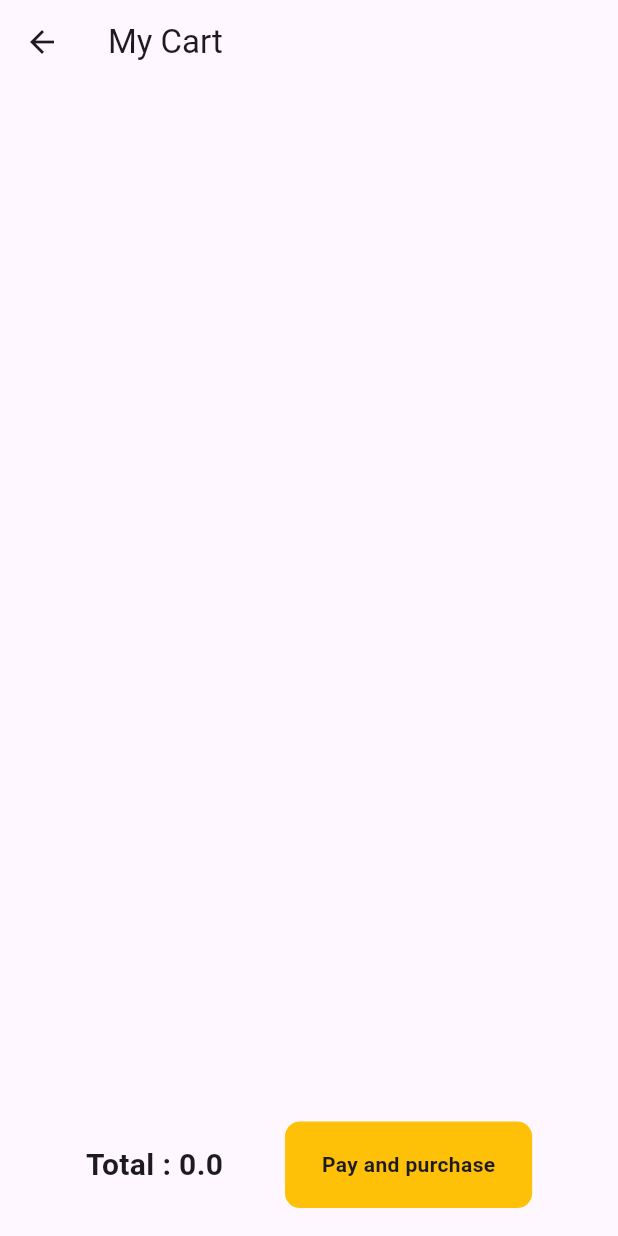
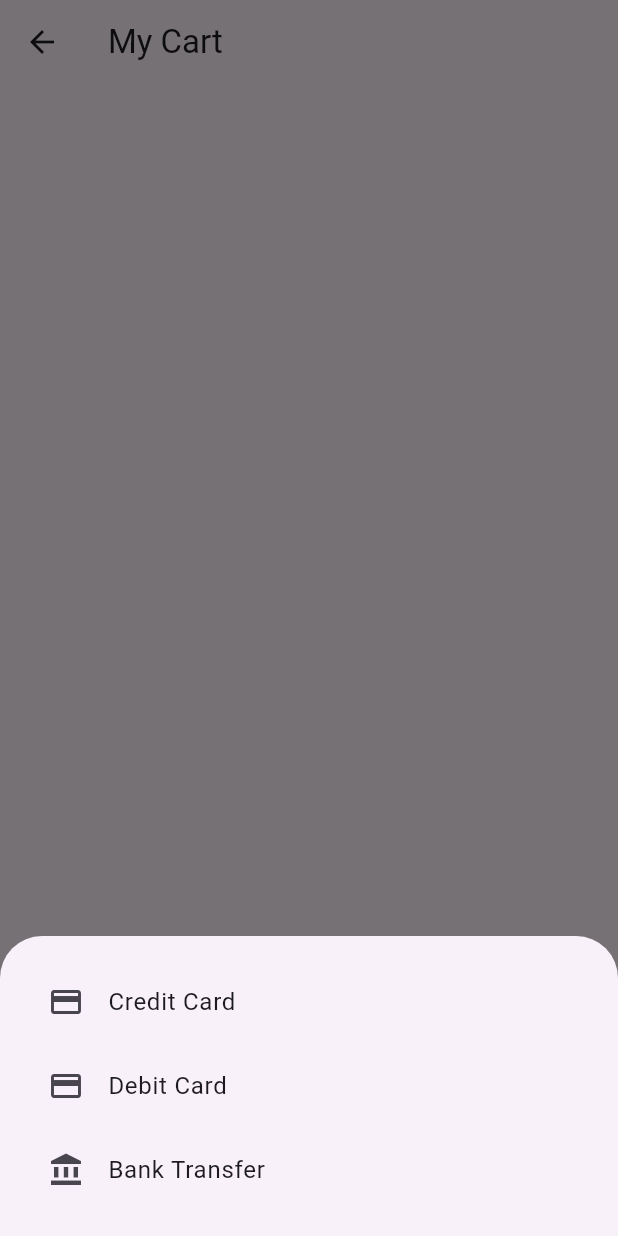
Before and after one commit to Rabinmhd/machine_test28-11-2023, a Flutter app: the CartPage screen opened directly, after a tap on "Pay and purchase", on a phone screen of 412 x 824 dp. Run offline on Flutter 3.47's test engine with Material 2 defaults, Android fonts, the phone set to English and light mode, and no system bars.

Commit message:
final commit

```diff
--- a/lib/pages/cart.dart
+++ b/lib/pages/cart.dart
@@ -41,7 +41,7 @@ class CartPage extends StatelessWidget {
                   ),
                   InkWell(
                       onTap: () {
-                        //  startPayment;
+                        _showPaymentOptions(context);
                       },
                       child: ButtonWidget(content: "Pay and purchase")),
                 ],
@@ -53,3 +53,44 @@ class CartPage extends StatelessWidget {
     );
   }
 }
+
+void _showPaymentOptions(BuildContext context) {
+  showModalBottomSheet(
+    context: context,
+    builder: (BuildContext context) {
+      return Container(
+        padding: EdgeInsets.all(16.0),
+        child: Column(
+          mainAxisSize: MainAxisSize.min,
+          children: [
+            ListTile(
+              leading: Icon(Icons.credit_card),
+              title: Text('Credit Card'),
+              onTap: () {
+                // Handle credit card payment
+                Navigator.pop(context);
+              },
+            ),
+            ListTile(
+              leading: Icon(Icons.payment),
+              title: Text('Debit Card'),
+              onTap: () {
+                // Handle debit card payment
+                Navigator.pop(context);
+              },
+            ),
+            ListTile(
+              leading: Icon(Icons.account_balance),
+              title: Text('Bank Transfer'),
+              onTap: () {
+                // Handle bank transfer payment
+                Navigator.pop(context);
+              },
+            ),
+            // Add more payment options as needed
+          ],
+        ),
+      );
+    },
+  );
+}
--- a/pubspec.yaml
+++ b/pubspec.yaml
@@ -36,6 +36,7 @@ dependencies:
   # Use with the CupertinoIcons class for iOS style icons.
   cupertino_icons: ^1.0.2
   http: ^1.1.0
+  razorpay_flutter: ^1.3.5
 
 dev_dependencies:
   flutter_test:
```
Also changed, not shown: pubspec.lock, 2 other files.
